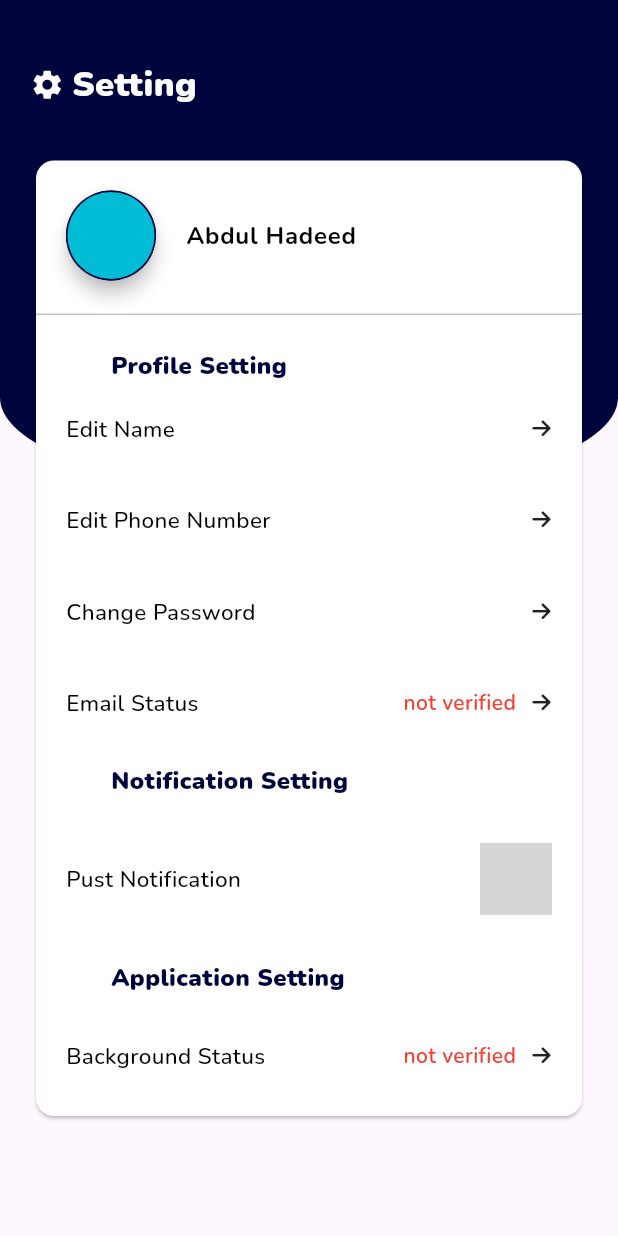
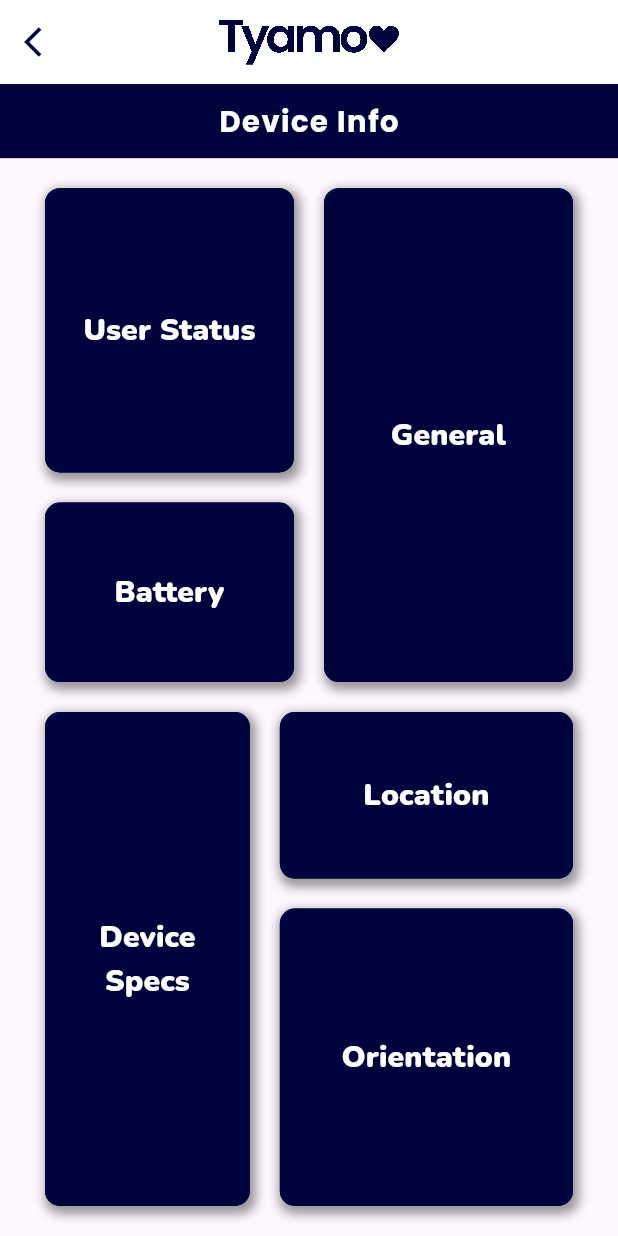
Before and after one commit to hadeed24/Tyamo, a Flutter app: the screen it shows after launch, on a phone screen of 412 x 824 dp. Run offline on Flutter 3.47's test engine with Material 3 defaults, Android fonts, the phone set to English and light mode, and no system bars; drawn by our look-alikes of circular_profile_avatar; our stand-ins replace animated_bottom_navigation_bar, font_awesome_flutter, getwidget, google_fonts, page_transition, responsive_sizer and 1 more; grey boxes are pictures that could not be loaded.

Commit message:
first commit

```diff
--- a/lib/Views/Invitation/accept_invite.dart
+++ b/lib/Views/Invitation/accept_invite.dart
@@ -24,7 +24,7 @@
               Navigator.of(context).pop();
             },
             child: const Icon(
-              Icons.arrow_back,
+              Icons.arrow_back_ios,
               color: Color(0xFF00043D),
             ),
           ),
--- /dev/null
+++ b/lib/Views/features/deviceInfo/Device_info.dart
@@ -0,0 +1,128 @@
+import 'package:flutter/material.dart';
+import 'package:google_fonts/google_fonts.dart';
+import 'package:responsive_sizer/responsive_sizer.dart';
+import 'package:tyamo/Widgets/Common/button_container.dart';
+import 'package:tyamo/Widgets/Common/logo_appbar.dart';
+
+class DeviceInfo extends StatelessWidget {
+  const DeviceInfo({super.key});
+
+  @override
+  Widget build(BuildContext context) {
+    return Scaffold(
+      appBar: AppBar(
+        elevation: 0,
+        backgroundColor: Colors.white,
+        flexibleSpace: const Center(child: LogoAppbar()),
+        leading: GestureDetector(
+          onTap: () {
+            Navigator.of(context).pop();
+          },
+          child: const Icon(
+            Icons.arrow_back_ios,
+            color: Color(0xFF00043D),
+          ),
+        ),
+      ),
+      body: Column(
+        children: [
+          Container(
+            alignment: Alignment.center,
+            width: double.infinity,
+            height: 6.h,
+            color: const Color.fromARGB(255, 0, 4, 61),
+            child: Text(
+              "Device Info",
+              style: GoogleFonts.poppins(
+                fontWeight: FontWeight.w700,
+                color: Colors.white,
+                fontSize: 18.sp,
+                letterSpacing: 1,
+              ),
+            ),
+          ),
+          const SizedBox(height: 10),
+          const Expanded(
+            child: Row(
+              children: [
+                Expanded(
+                  child: Column(
+                    children: [
+                      Expanded(
+                        flex: 6,
+                        child: Padding(
+                          padding: EdgeInsets.only(left: 20),
+                          child: ButtonContainer(
+                            txt: "User Status",
+                          ),
+                        ),
+                      ),
+                      Expanded(
+                        flex: 4,
+                        child: Padding(
+                          padding: EdgeInsets.only(left: 20),
+                          child: ButtonContainer(
+                            txt: "Battery",
+                          ),
+                        ),
+                      )
+                    ],
+                  ),
+                ),
+                Expanded(
+                  child: Padding(
+                    padding: EdgeInsets.only(right: 20),
+                    child: ButtonContainer(
+                      txt: "General",
+                    ),
+                  ),
+                )
+              ],
+            ),
+          ),
+          const Expanded(
+            child: Row(
+              children: [
+                Expanded(
+                  flex: 3,
+                  child: Padding(
+                    padding: EdgeInsets.only(left: 20),
+                    child: ButtonContainer(
+                      txt: "Device Specs",
+                    ),
+                  ),
+                ),
+                Expanded(
+                  flex: 4,
+                  child: Column(
+                    children: [
+                      Expanded(
+                        flex: 6,
+                        child: Padding(
+                          padding: EdgeInsets.only(right: 20),
+                          child: ButtonContainer(
+                            txt: "Location",
+                          ),
+                        ),
+                      ),
+                      Expanded(
+                        flex: 10,
+                        child: Padding(
+                          padding: EdgeInsets.only(right: 20),
+                          child: ButtonContainer(
+                            txt: "Orientation",
+                          ),
+                        ),
+                      )
+                    ],
+                  ),
+                )
+              ],
+            ),
+          ),
+          const SizedBox(height: 10),
+        ],
+      ),
+    );
+  }
+}
--- /dev/null
+++ b/lib/Widgets/Common/button_container.dart
@@ -0,0 +1,64 @@
+import 'package:flutter/material.dart';
+import 'package:google_fonts/google_fonts.dart';
+
+class ButtonContainer extends StatelessWidget {
+  const ButtonContainer({super.key, required this.txt});
+  final String txt;
+
+  @override
+  Widget build(BuildContext context) {
+    return SizedBox(
+      width: double.infinity,
+      child: Padding(
+        padding: const EdgeInsets.all(10.0),
+        child: Container(
+          decoration: BoxDecoration(
+            color: const Color(0xFF00043D),
+            borderRadius: BorderRadius.circular(10),
+            boxShadow: [
+              BoxShadow(
+                color: Colors.black.withOpacity(0.4),
+                spreadRadius: 2,
+                blurRadius: 5,
+                offset: const Offset(2, 3),
+              ),
+            ],
+          ),
+          child: ElevatedButton(
+            style: ButtonStyle(
+              padding: MaterialStateProperty.all<EdgeInsetsGeometry>(
+                const EdgeInsets.all(0),
+              ),
+              shape: MaterialStateProperty.all(
+                RoundedRectangleBorder(
+                  borderRadius: BorderRadius.circular(10),
+                ),
+              ),
+              backgroundColor: MaterialStateProperty.all(const Color(0xFF00043D)),
+              elevation:
+                  MaterialStateProperty.all(0), // No elevation for the button
+            ),
+            onPressed: () {},
+            child: Container(
+              padding: const EdgeInsets.all(16),
+              child: Column(
+                mainAxisAlignment: MainAxisAlignment.center,
+                children: [
+                  Text(
+                    txt,
+                    textAlign: TextAlign.center,
+                    style: GoogleFonts.nunito(
+                      fontSize: 20,
+                      color: Colors.white,
+                      fontWeight: FontWeight.w900,
+                    ),
+                  ),
+                ],
+              ),
+            ),
+          ),
+        ),
+      ),
+    );
+  }
+}
--- a/lib/main.dart
+++ b/lib/main.dart
@@ -4,6 +4,7 @@
 import 'package:tyamo/Views/Invitation/invite_friend.dart';
 import 'package:tyamo/Views/Profile/Profile_settings.dart';
 import 'package:tyamo/Views/Profile/profile_setup.dart';
+import 'package:tyamo/Views/features/deviceInfo/Device_info.dart';
 import 'package:tyamo/Views/homepage/dashboard_home.dart';
 
 void main() {
@@ -21,7 +22,7 @@
           theme: ThemeData(),
           debugShowCheckedModeBanner: false,
           title: 'Tyamo',
-          home: profile_setting());
+          home: DeviceInfo());
     });
   }
 }
```
